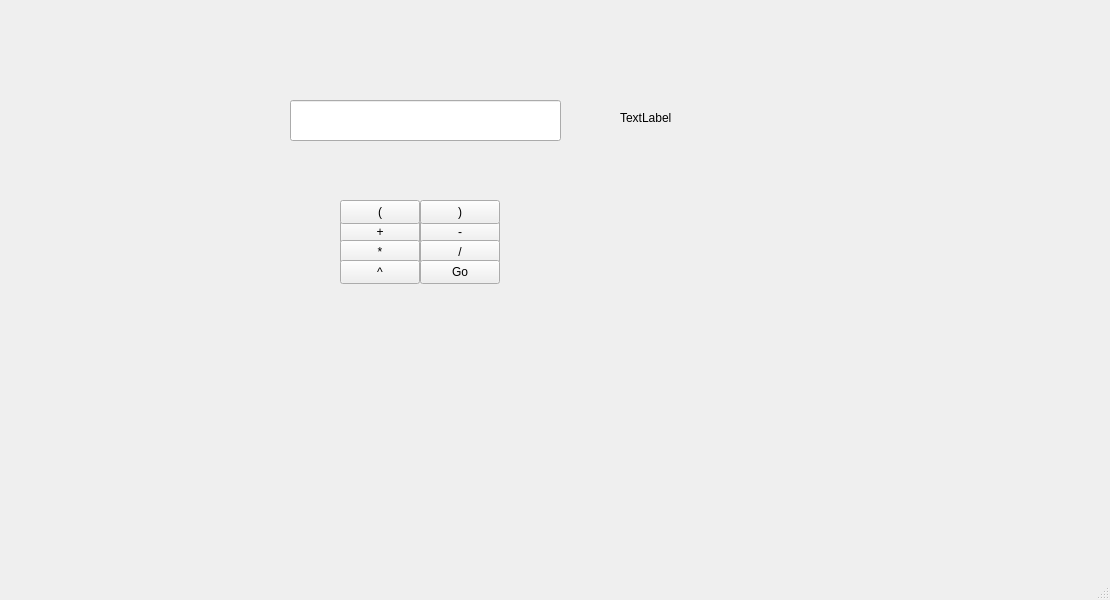
Above: C++/Projects/FractionCalculator/QtGUI/FractionCalculatorGUI/mainwindow.ui from MikitaVitkouski/BSU before the change. Below: the same form after it.
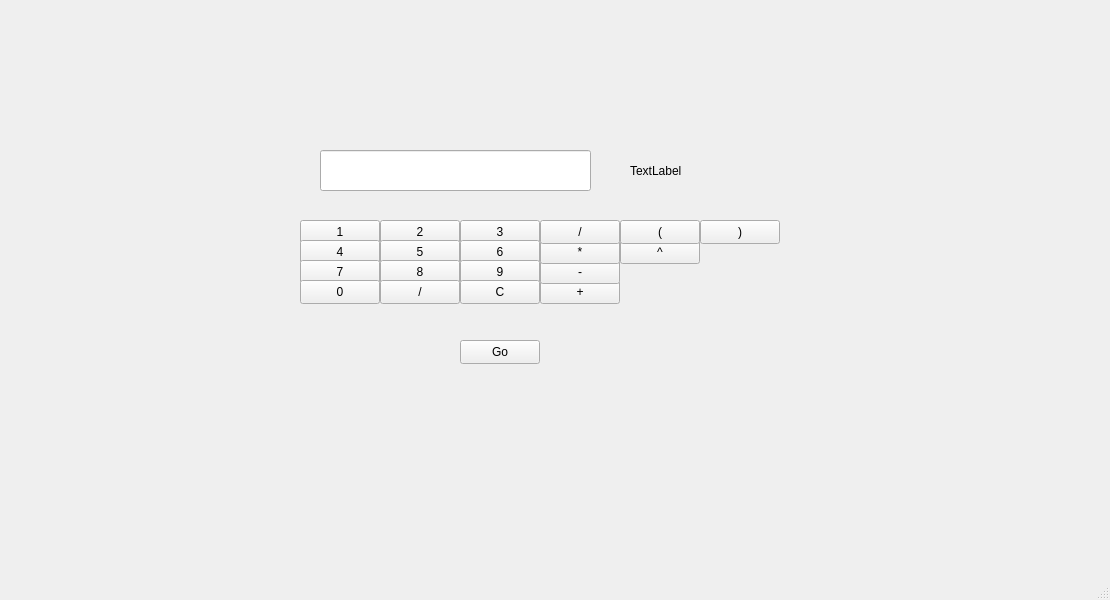
That is the form after the change.

Commit message: Add clear button, implement 1,2,3,4,5,6,7,8,9,0,/,C event handlers for all new buttons

What changed in the file:
```diff
--- a/C++/Projects/FractionCalculator/QtGUI/FractionCalculatorGUI/mainwindow.ui
+++ b/C++/Projects/FractionCalculator/QtGUI/FractionCalculatorGUI/mainwindow.ui
@@ -17,8 +17,8 @@
    <widget class="QPushButton" name="btnAdd">
     <property name="geometry">
      <rect>
-      <x>340</x>
-      <y>220</y>
+      <x>540</x>
+      <y>280</y>
       <width>80</width>
       <height>24</height>
      </rect>
@@ -30,8 +30,8 @@
    <widget class="QPushButton" name="btnSub">
     <property name="geometry">
      <rect>
-      <x>420</x>
-      <y>220</y>
+      <x>540</x>
+      <y>260</y>
       <width>80</width>
       <height>24</height>
      </rect>
@@ -43,7 +43,7 @@
    <widget class="QPushButton" name="btnMul">
     <property name="geometry">
      <rect>
-      <x>340</x>
+      <x>540</x>
       <y>240</y>
       <width>80</width>
       <height>24</height>
@@ -56,8 +56,8 @@
    <widget class="QPushButton" name="btnDiv">
     <property name="geometry">
      <rect>
-      <x>420</x>
-      <y>240</y>
+      <x>540</x>
+      <y>220</y>
       <width>80</width>
       <height>24</height>
      </rect>
@@ -69,8 +69,8 @@
    <widget class="QPushButton" name="btnPow">
     <property name="geometry">
      <rect>
-      <x>340</x>
-      <y>260</y>
+      <x>620</x>
+      <y>240</y>
       <width>80</width>
       <height>24</height>
      </rect>
@@ -82,8 +82,8 @@
    <widget class="QPushButton" name="btnLeftBracket">
     <property name="geometry">
      <rect>
-      <x>340</x>
-      <y>200</y>
+      <x>620</x>
+      <y>220</y>
       <width>80</width>
       <height>24</height>
      </rect>
@@ -95,10 +95,10 @@
    <widget class="QLabel" name="labelResult">
     <property name="geometry">
      <rect>
-      <x>620</x>
-      <y>110</y>
+      <x>630</x>
+      <y>140</y>
       <width>321</width>
-      <height>16</height>
+      <height>61</height>
      </rect>
     </property>
     <property name="text">
@@ -108,8 +108,8 @@
    <widget class="QPushButton" name="btnRightBracket">
     <property name="geometry">
      <rect>
-      <x>420</x>
-      <y>200</y>
+      <x>700</x>
+      <y>220</y>
       <width>80</width>
       <height>24</height>
      </rect>
@@ -121,8 +121,8 @@
    <widget class="QLineEdit" name="lineEditExpression">
     <property name="geometry">
      <rect>
-      <x>290</x>
-      <y>100</y>
+      <x>320</x>
+      <y>150</y>
       <width>271</width>
       <height>41</height>
      </rect>
@@ -131,8 +131,8 @@
    <widget class="QPushButton" name="btnEvaluate">
     <property name="geometry">
      <rect>
-      <x>420</x>
-      <y>260</y>
+      <x>460</x>
+      <y>340</y>
       <width>80</width>
       <height>24</height>
      </rect>
@@ -141,6 +141,162 @@
      <string>Go</string>
     </property>
    </widget>
+   <widget class="QPushButton" name="btnOne">
+    <property name="geometry">
+     <rect>
+      <x>300</x>
+      <y>220</y>
+      <width>80</width>
+      <height>24</height>
+     </rect>
+    </property>
+    <property name="text">
+     <string>1</string>
+    </property>
+   </widget>
+   <widget class="QPushButton" name="btnFour">
+    <property name="geometry">
+     <rect>
+      <x>300</x>
+      <y>240</y>
+      <width>80</width>
+      <height>24</height>
+     </rect>
+    </property>
+    <property name="text">
+     <string>4</string>
+    </property>
+   </widget>
+   <widget class="QPushButton" name="btnSeven">
+    <property name="geometry">
+     <rect>
+      <x>300</x>
+      <y>260</y>
+      <width>80</width>
+      <height>24</height>
+     </rect>
+    </property>
+    <property name="text">
+     <string>7</string>
+    </property>
+   </widget>
+   <widget class="QPushButton" name="btnTwo">
+    <property name="geometry">
+     <rect>
+      <x>380</x>
+      <y>220</y>
+      <width>80</width>
+      <height>24</height>
+     </rect>
+    </property>
+    <property name="text">
+     <string>2</string>
+    </property>
+   </widget>
+   <widget class="QPushButton" name="btnFive">
+    <property name="geometry">
+     <rect>
+      <x>380</x>
+      <y>240</y>
+      <width>80</width>
+      <height>24</height>
+     </rect>
+    </property>
+    <property name="text">
+     <string>5</string>
+    </property>
+   </widget>
+   <widget class="QPushButton" name="btnEight">
+    <property name="geometry">
+     <rect>
+      <x>380</x>
+      <y>260</y>
+      <width>80</width>
+      <height>24</height>
+     </rect>
+    </property>
+    <property name="text">
+     <string>8</string>
+    </property>
+   </widget>
+   <widget class="QPushButton" name="btnThree">
+    <property name="geometry">
+     <rect>
+      <x>460</x>
+      <y>220</y>
+      <width>80</width>
+      <height>24</height>
+     </rect>
+    </property>
+    <property name="text">
+     <string>3</string>
+    </property>
+   </widget>
+   <widget class="QPushButton" name="btnSix">
+    <property name="geometry">
+     <rect>
+      <x>460</x>
+      <y>240</y>
+      <width>80</width>
+      <height>24</height>
+     </rect>
+    </property>
+    <property name="text">
+     <string>6</string>
+    </property>
+   </widget>
+   <widget class="QPushButton" name="btnNine">
+    <property name="geometry">
+     <rect>
+      <x>460</x>
+      <y>260</y>
+      <width>80</width>
+      <height>24</height>
+     </rect>
+    </property>
+    <property name="text">
+     <string>9</string>
+    </property>
+   </widget>
+   <widget class="QPushButton" name="btnZero">
+    <property name="geometry">
+     <rect>
+      <x>300</x>
+      <y>280</y>
+      <width>80</width>
+      <height>24</height>
+     </rect>
+    </property>
+    <property name="text">
+     <string>0</string>
+    </property>
+   </widget>
+   <widget class="QPushButton" name="btnClear">
+    <property name="geometry">
+     <rect>
+      <x>460</x>
+      <y>280</y>
+      <width>80</width>
+      <height>24</height>
+     </rect>
+    </property>
+    <property name="text">
+     <string>С</string>
+    </property>
+   </widget>
+   <widget class="QPushButton" name="btnSlash">
+    <property name="geometry">
+     <rect>
+      <x>380</x>
+      <y>280</y>
+      <width>80</width>
+      <height>24</height>
+     </rect>
+    </property>
+    <property name="text">
+     <string>/</string>
+    </property>
+   </widget>
   </widget>
   <widget class="QMenuBar" name="menubar">
    <property name="geometry">
```
The commit also changes 2 other files.
